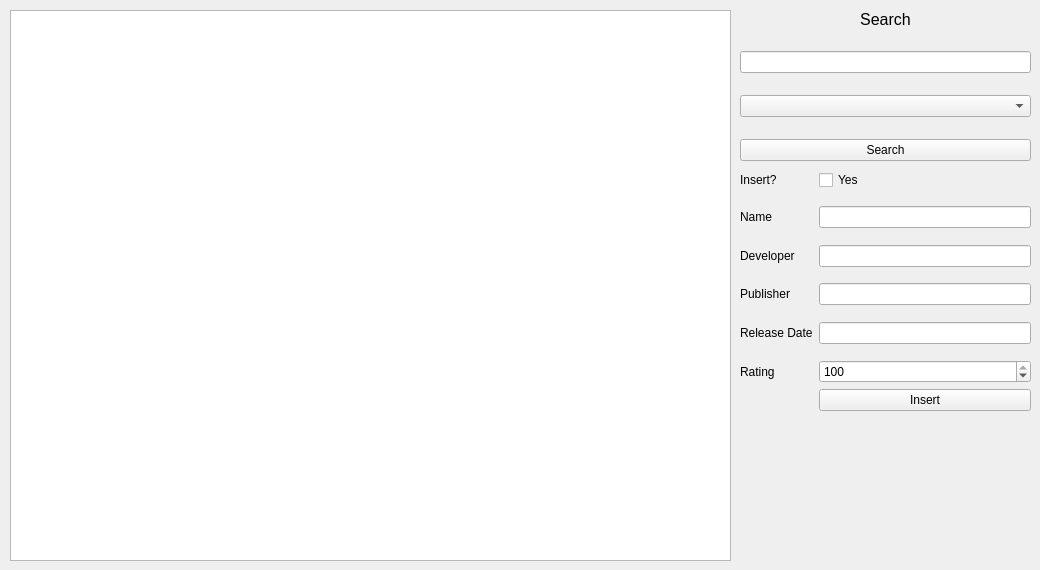
ilos-vigil/VGList, file vgui.ui: the form before one commit.
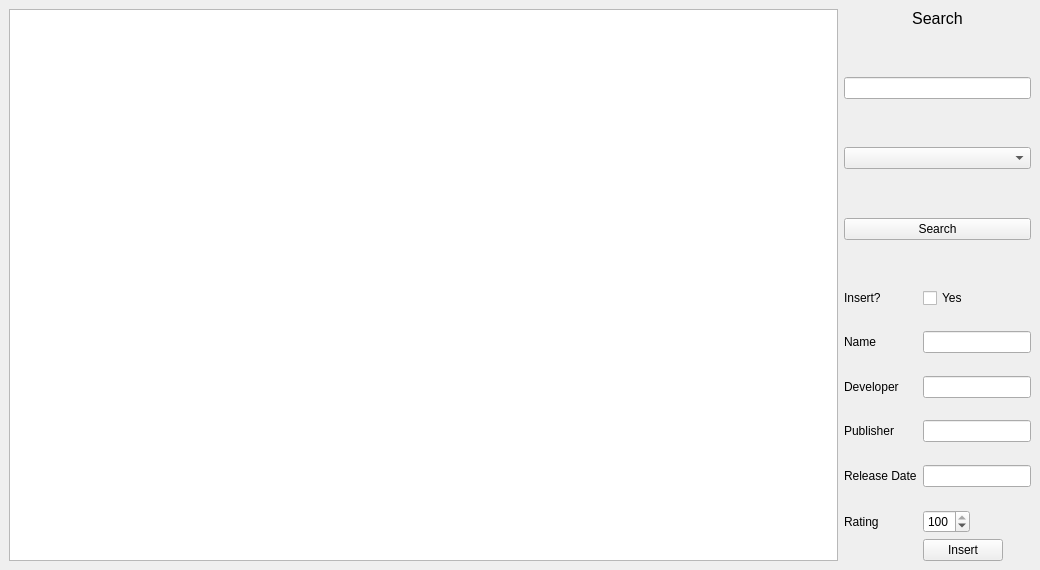
The form after the commit.

Commit message: Change to grid layout, more flexible

The edit to the form file:
```diff
--- a/vgui.ui
+++ b/vgui.ui
@@ -10,35 +10,128 @@
     <height>570</height>
    </rect>
   </property>
+  <property name="minimumSize">
+   <size>
+    <width>1040</width>
+    <height>570</height>
+   </size>
+  </property>
   <property name="windowTitle">
    <string>VGList</string>
   </property>
+  <property name="toolButtonStyle">
+   <enum>Qt::ToolButtonIconOnly</enum>
+  </property>
   <widget class="QWidget" name="centralwidget">
-   <widget class="QWidget" name="verticalLayoutWidget">
-    <property name="geometry">
-     <rect>
-      <x>10</x>
-      <y>10</y>
-      <width>721</width>
-      <height>551</height>
-     </rect>
-    </property>
-    <layout class="QVBoxLayout" name="verticalLayout">
+   <property name="minimumSize">
+    <size>
+     <width>1040</width>
+     <height>570</height>
+    </size>
+   </property>
+   <layout class="QGridLayout" name="gridLayout">
+    <item row="0" column="0" rowspan="2">
+     <layout class="QVBoxLayout" name="verticalLayout" stretch="0">
+      <property name="sizeConstraint">
+       <enum>QLayout::SetDefaultConstraint</enum>
+      </property>
      <item>
       <widget class="QTableWidget" name="tableWidget"/>
      </item>
     </layout>
-   </widget>
-   <widget class="QWidget" name="formLayoutWidget">
-    <property name="geometry">
-     <rect>
-      <x>740</x>
-      <y>170</y>
-      <width>291</width>
-      <height>241</height>
-     </rect>
-    </property>
+    </item>
+    <item row="0" column="1" colspan="2">
+     <layout class="QVBoxLayout" name="verticalLayout_2">
+      <property name="sizeConstraint">
+       <enum>QLayout::SetDefaultConstraint</enum>
+      </property>
+      <item>
+       <widget class="QLabel" name="label">
+        <property name="font">
+         <font>
+          <pointsize>12</pointsize>
+         </font>
+        </property>
+        <property name="text">
+         <string>Search</string>
+        </property>
+        <property name="alignment">
+         <set>Qt::AlignCenter</set>
+        </property>
+       </widget>
+      </item>
+      <item>
+       <spacer name="verticalSpacer_9">
+        <property name="orientation">
+         <enum>Qt::Vertical</enum>
+        </property>
+        <property name="sizeHint" stdset="0">
+         <size>
+          <width>20</width>
+          <height>5</height>
+         </size>
+        </property>
+       </spacer>
+      </item>
+      <item>
+       <widget class="QLineEdit" name="lineEdit_search"/>
+      </item>
+      <item>
+       <spacer name="verticalSpacer_8">
+        <property name="orientation">
+         <enum>Qt::Vertical</enum>
+        </property>
+        <property name="sizeHint" stdset="0">
+         <size>
+          <width>20</width>
+          <height>5</height>
+         </size>
+        </property>
+       </spacer>
+      </item>
+      <item>
+       <widget class="QComboBox" name="comboBox_column"/>
+      </item>
+      <item>
+       <spacer name="verticalSpacer_7">
+        <property name="orientation">
+         <enum>Qt::Vertical</enum>
+        </property>
+        <property name="sizeHint" stdset="0">
+         <size>
+          <width>20</width>
+          <height>5</height>
+         </size>
+        </property>
+       </spacer>
+      </item>
+      <item>
+       <widget class="QPushButton" name="pushButton_search">
+        <property name="text">
+         <string>Search</string>
+        </property>
+       </widget>
+      </item>
+      <item>
+       <spacer name="verticalSpacer">
+        <property name="orientation">
+         <enum>Qt::Vertical</enum>
+        </property>
+        <property name="sizeHint" stdset="0">
+         <size>
+          <width>20</width>
+          <height>40</height>
+         </size>
+        </property>
+       </spacer>
+      </item>
+     </layout>
+    </item>
+    <item row="1" column="1" colspan="2">
     <layout class="QFormLayout" name="formLayout">
+      <property name="fieldGrowthPolicy">
+       <enum>QFormLayout::ExpandingFieldsGrow</enum>
+      </property>
      <item row="0" column="1">
       <widget class="QCheckBox" name="checkBox_insert">
        <property name="text">
@@ -186,86 +279,8 @@
       </widget>
      </item>
     </layout>
-   </widget>
-   <widget class="QWidget" name="verticalLayoutWidget_2">
-    <property name="geometry">
-     <rect>
-      <x>740</x>
-      <y>10</y>
-      <width>291</width>
-      <height>151</height>
-     </rect>
-    </property>
-    <layout class="QVBoxLayout" name="verticalLayout_2">
-     <item>
-      <widget class="QLabel" name="label">
-       <property name="font">
-        <font>
-         <pointsize>12</pointsize>
-        </font>
-       </property>
-       <property name="text">
-        <string>Search</string>
-       </property>
-       <property name="alignment">
-        <set>Qt::AlignCenter</set>
-       </property>
-      </widget>
-     </item>
-     <item>
-      <spacer name="verticalSpacer_9">
-       <property name="orientation">
-        <enum>Qt::Vertical</enum>
-       </property>
-       <property name="sizeHint" stdset="0">
-        <size>
-         <width>20</width>
-         <height>5</height>
-        </size>
-       </property>
-      </spacer>
-     </item>
-     <item>
-      <widget class="QLineEdit" name="lineEdit_search"/>
-     </item>
-     <item>
-      <spacer name="verticalSpacer_8">
-       <property name="orientation">
-        <enum>Qt::Vertical</enum>
-       </property>
-       <property name="sizeHint" stdset="0">
-        <size>
-         <width>20</width>
-         <height>5</height>
-        </size>
-       </property>
-      </spacer>
-     </item>
-     <item>
-      <widget class="QComboBox" name="comboBox_column"/>
-     </item>
-     <item>
-      <spacer name="verticalSpacer_7">
-       <property name="orientation">
-        <enum>Qt::Vertical</enum>
-       </property>
-       <property name="sizeHint" stdset="0">
-        <size>
-         <width>20</width>
-         <height>5</height>
-        </size>
-       </property>
-      </spacer>
-     </item>
-     <item>
-      <widget class="QPushButton" name="pushButton_search">
-       <property name="text">
-        <string>Search</string>
-       </property>
-      </widget>
-     </item>
-    </layout>
-   </widget>
+    </item>
+   </layout>
   </widget>
  </widget>
  <resources/>
```
Lines whose indentation alone changed are shown as unchanged. The commit also changes 1 other file.
